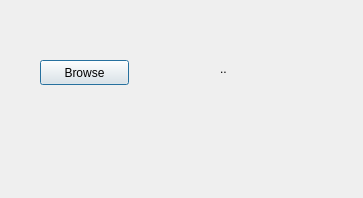
Above: src/img_processing/models/undistort/ui/popup/Dialogundistort.ui from pisitindex/cira_plugins_ws before the change. Below: the same form after it.
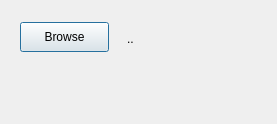
That is the form after the change.

Patch:
```diff
--- a/src/img_processing/models/undistort/ui/popup/Dialogundistort.ui
+++ b/src/img_processing/models/undistort/ui/popup/Dialogundistort.ui
@@ -6,8 +6,8 @@
    <rect>
     <x>0</x>
     <y>0</y>
-    <width>363</width>
-    <height>198</height>
+    <width>277</width>
+    <height>124</height>
    </rect>
   </property>
   <property name="windowTitle">
@@ -16,10 +16,10 @@
   <widget class="QPushButton" name="pushButton_path_to_file">
    <property name="geometry">
     <rect>
-     <x>40</x>
-     <y>60</y>
+     <x>20</x>
+     <y>22</y>
      <width>89</width>
-     <height>25</height>
+     <height>30</height>
     </rect>
    </property>
    <property name="text">
@@ -29,9 +29,9 @@
   <widget class="QLabel" name="label_path_to_file">
    <property name="geometry">
     <rect>
-     <x>220</x>
-     <y>60</y>
-     <width>67</width>
+     <x>127</x>
+     <y>30</y>
+     <width>141</width>
      <height>17</height>
     </rect>
    </property>
```
